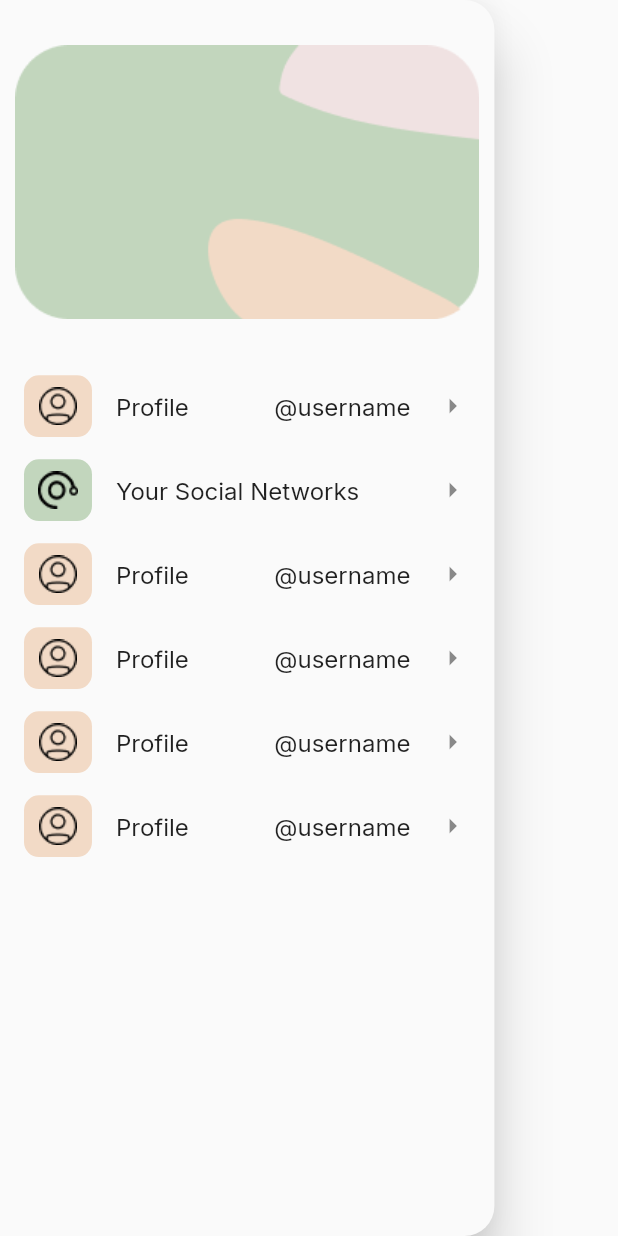
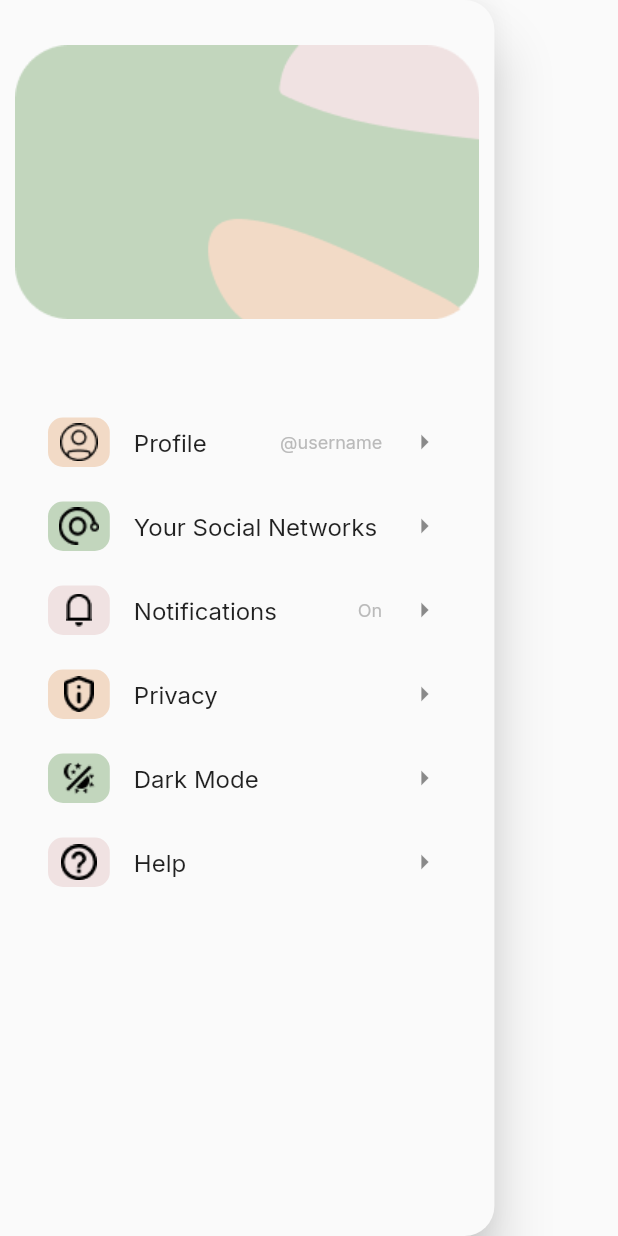
Before and after one commit to Sparsh-R17/Climate-Fintech-App, a Flutter app: the CustomDrawer widget shown alone on an empty page, opened directly, on a phone screen of 412 x 824 dp. Run offline on Flutter 3.47's test engine with Material 2 defaults, Android fonts, the phone set to English and light mode, and no system bars; our stand-ins replace carousel_slider, google_fonts.

```diff
--- a/lib/config/drawer_data.dart
+++ b/lib/config/drawer_data.dart
@@ -19,31 +19,31 @@
     trailingIcon: Icons.arrow_right,
   ),
   DrawerList(
-    boxColor: AppColor.brown,
-    listName: 'Profile',
-    icon: 'assets/images/user_icon.png',
-    listTag: '@username',
+    boxColor: AppColor.pink,
+    listName: 'Notifications',
+    icon: 'assets/images/notifications_icon.png',
+    listTag: '  On',
     trailingIcon: Icons.arrow_right,
   ),
   DrawerList(
     boxColor: AppColor.brown,
-    listName: 'Profile',
-    icon: 'assets/images/user_icon.png',
-    listTag: '@username',
+    listName: 'Privacy',
+    icon: 'assets/images/privacy_icon.png',
+    listTag: '',
     trailingIcon: Icons.arrow_right,
   ),
   DrawerList(
-    boxColor: AppColor.brown,
-    listName: 'Profile',
-    icon: 'assets/images/user_icon.png',
-    listTag: '@username',
+    boxColor: AppColor.green,
+    listName: 'Dark Mode',
+    icon: 'assets/images/darkmode_icon.png',
+    listTag: '',
     trailingIcon: Icons.arrow_right,
   ),
   DrawerList(
-    boxColor: AppColor.brown,
-    listName: 'Profile',
-    icon: 'assets/images/user_icon.png',
-    listTag: '@username',
+    boxColor: AppColor.pink,
+    listName: 'Help',
+    icon: 'assets/images/help_icon.png',
+    listTag: '',
     trailingIcon: Icons.arrow_right,
   ),
 ];
--- a/lib/widgets/custom_drawer.dart
+++ b/lib/widgets/custom_drawer.dart
@@ -24,6 +24,7 @@
           ),
           Expanded(
             child: ListView.builder(
+              padding: const EdgeInsets.fromLTRB(16, 24, 18.8, 24),
               itemCount: 6,
               itemBuilder: (context, index) {
                 return DrawerListTile(
@@ -36,7 +37,6 @@
               },
             ),
           ),
-
         ],
       ),
     );
--- a/lib/widgets/drawer_list_tile.dart
+++ b/lib/widgets/drawer_list_tile.dart
@@ -22,8 +22,8 @@
   Widget build(BuildContext context) {
     return ListTile(
       leading: Container(
-        height: MediaQuery.of(context).size.height * 0.05,
-        width: MediaQuery.of(context).size.width * 0.11,
+        height: MediaQuery.of(context).size.height * 0.04,
+        width: MediaQuery.of(context).size.width * 0.10,
         decoration: BoxDecoration(
           color: containerColor,
           borderRadius: BorderRadius.circular(10),
@@ -35,7 +35,9 @@
         mainAxisAlignment: MainAxisAlignment.spaceBetween,
         children: [
           Text(name),
-          Text(tagName),
+          Text(tagName,
+              style: const TextStyle(
+                  color: Color.fromRGBO(186, 186, 186, 100), fontSize: 12)),
         ],
       ),
     );
```
Also changed, not shown: lib/config/disaster_data.dart (+34 -35 lines), assets/images/cyclone_icon.png (added), assets/images/cyclone_image.jpg (added), assets/images/flood_icon.png (added), assets/images/flood_image.jpg (added), assets/images/forestfire_icon.png (added), assets/images/forestfire_image.jpg (added), assets/images/landslide_icon.png (added), assets/images/landslide_image.jpg (added), assets/images/tsunami_icon.png (added).
